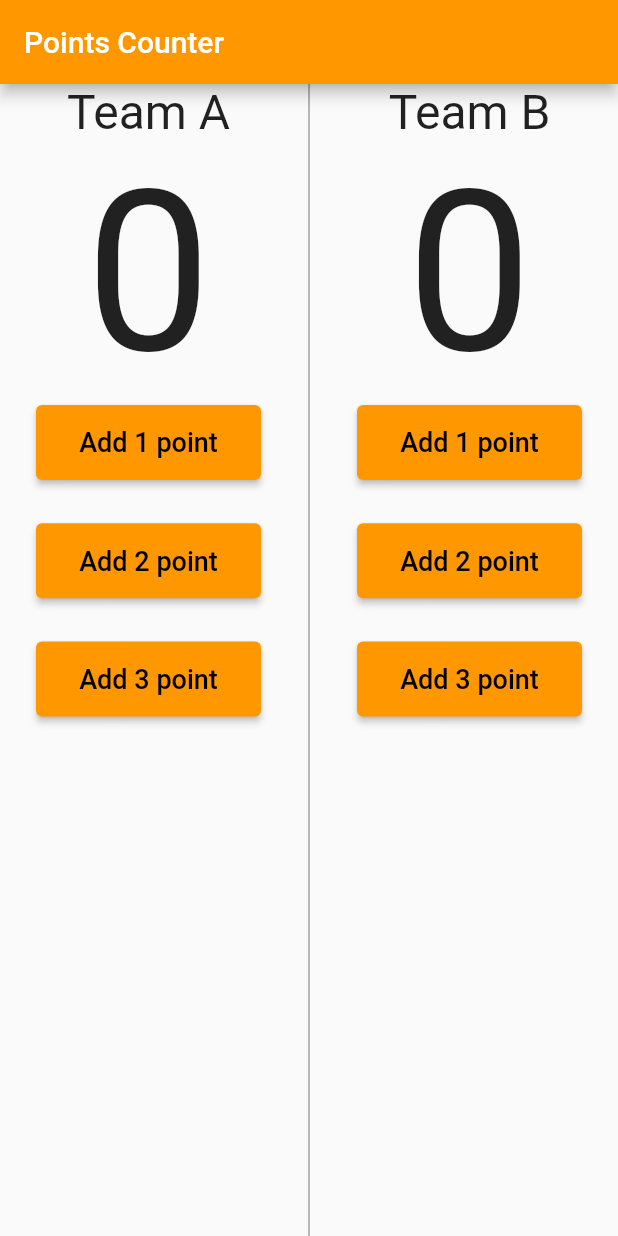
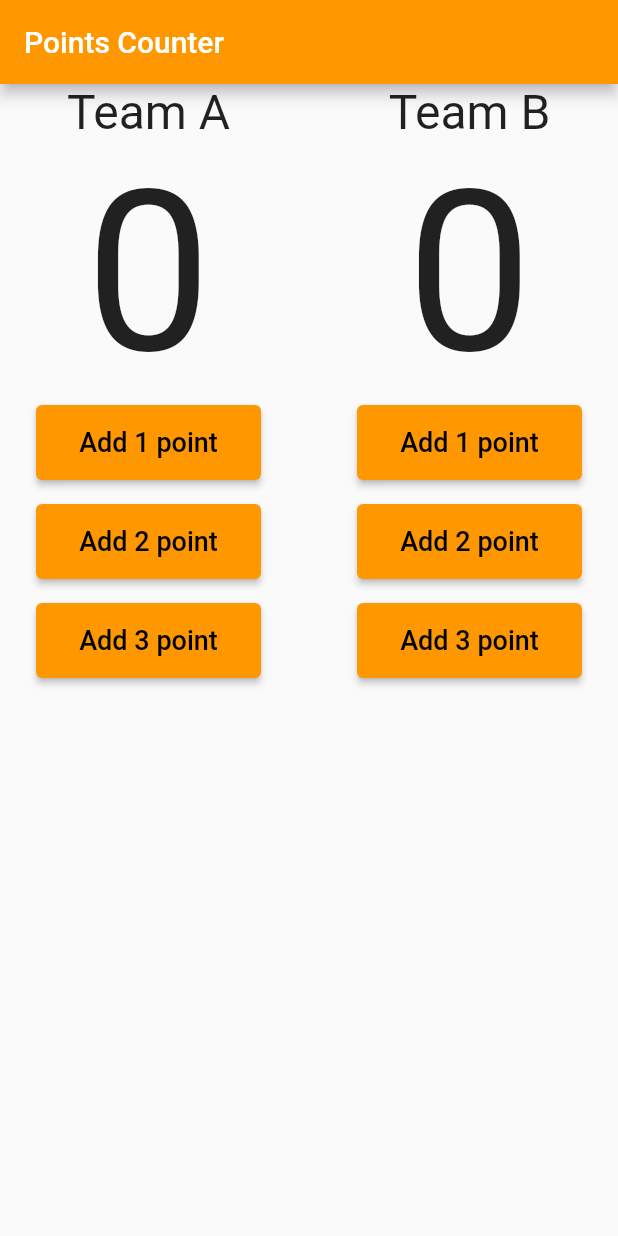
Before and after one commit to MohamedEssam-900009/basketball_points_counter_app, a Flutter app: the screen it shows after launch, on a phone screen of 412 x 824 dp. Run offline on Flutter 3.47's test engine with Material 3 defaults, Android fonts, the phone set to English and light mode, and no system bars.

Commit message:
UI part two

```diff
--- a/lib/main.dart
+++ b/lib/main.dart
@@ -17,7 +17,9 @@ class PointsCounter extends StatelessWidget {
           title: const Text('Points Counter'),
           backgroundColor: Colors.orange,
         ),
-        body: Row(
+        body: Column(
+          children: [
+            Row(
               mainAxisAlignment: MainAxisAlignment.spaceEvenly,
               children: [
                 Column(
@@ -44,7 +46,7 @@ class PointsCounter extends StatelessWidget {
                         ),
                       ),
                     ),
-                const Spacer(flex: 1),
+                    const SizedBox(height: 16.0),
                     ElevatedButton(
                       onPressed: () {},
                       style: ElevatedButton.styleFrom(
@@ -59,7 +61,7 @@ class PointsCounter extends StatelessWidget {
                         ),
                       ),
                     ),
-                const Spacer(flex: 1),
+                    const SizedBox(height: 16.0),
                     ElevatedButton(
                       onPressed: () {},
                       style: ElevatedButton.styleFrom(
@@ -74,7 +76,6 @@ class PointsCounter extends StatelessWidget {
                         ),
                       ),
                     ),
-                const Spacer(flex: 12)
                   ],
                 ),
                 const VerticalDivider(
@@ -105,7 +106,7 @@ class PointsCounter extends StatelessWidget {
                         ),
                       ),
                     ),
-                const Spacer(flex: 1),
+                    const SizedBox(height: 16.0),
                     ElevatedButton(
                       onPressed: () {},
                       style: ElevatedButton.styleFrom(
@@ -120,7 +121,7 @@ class PointsCounter extends StatelessWidget {
                         ),
                       ),
                     ),
-                const Spacer(flex: 1),
+                    const SizedBox(height: 16.0),
                     ElevatedButton(
                       onPressed: () {},
                       style: ElevatedButton.styleFrom(
@@ -135,7 +136,8 @@ class PointsCounter extends StatelessWidget {
                         ),
                       ),
                     ),
-                const Spacer(flex: 12)
+                  ],
+                ),
               ],
             ),
           ],
```
Lines whose indentation alone changed are shown as unchanged.
